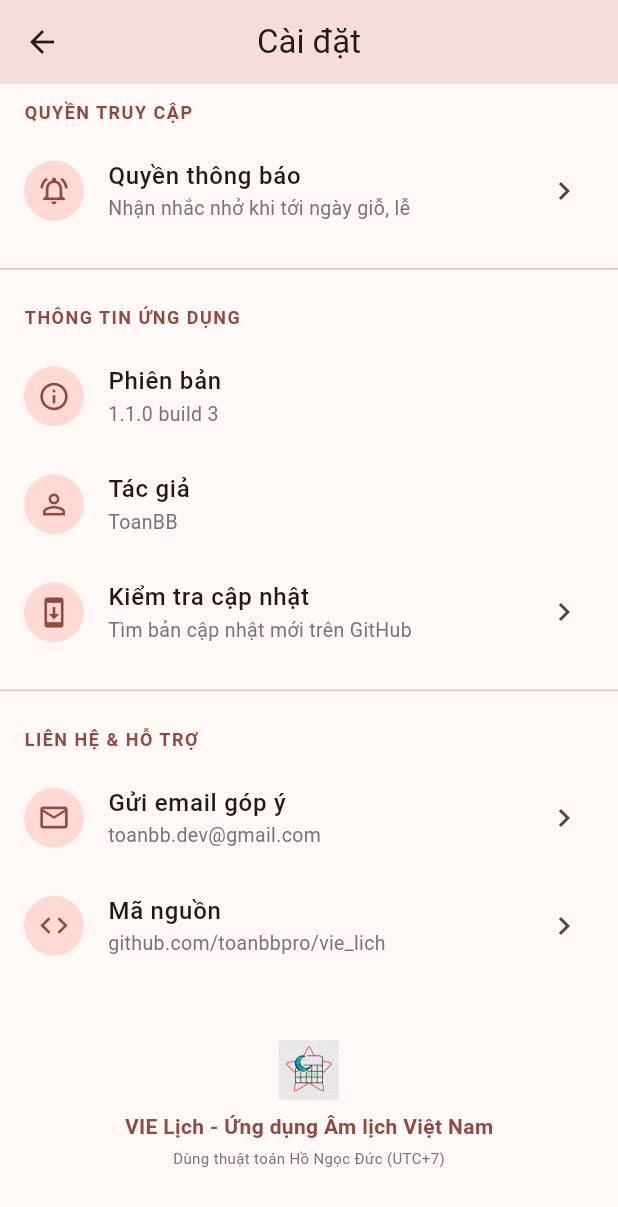
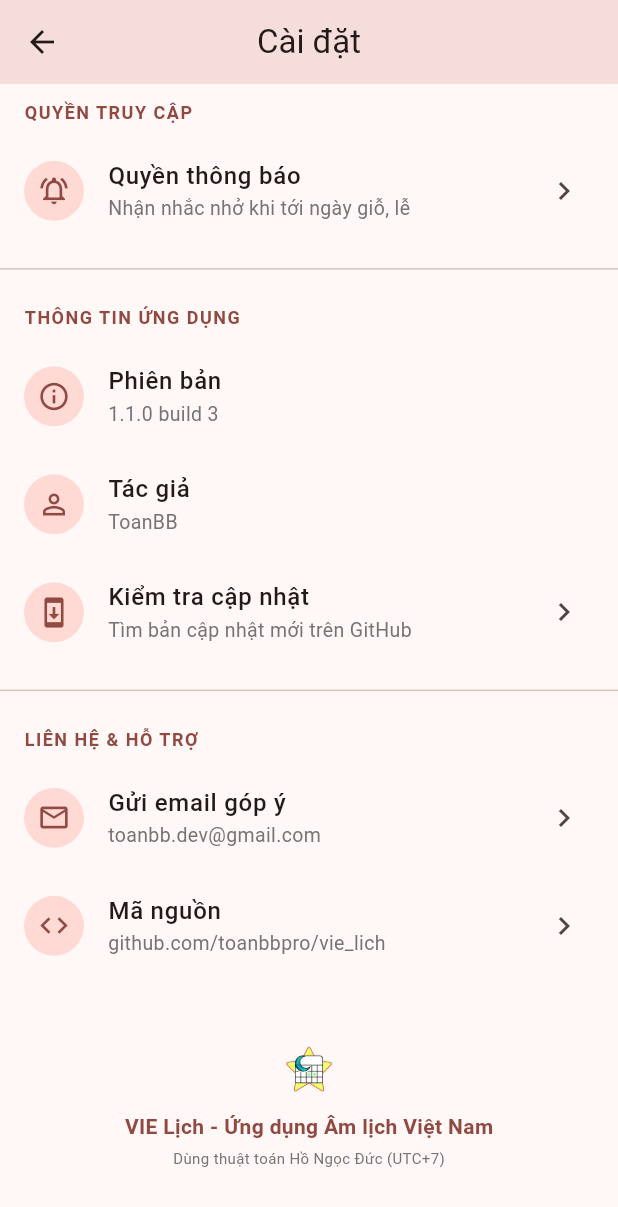
Before and after one commit to toanbbpro/vie_lich, a Flutter app: the CaiDatScreen screen opened directly, scrolled down 320 dp, on a phone screen of 412 x 824 dp. Shown: the top 1207 px of the screen. Run offline on Flutter 3.47's test engine with Material 3 defaults, Android fonts, the phone set to English and light mode, and no system bars; our stand-ins replace audioplayers, dio, file_picker, flutter_local_notifications, hive_ce, hive_ce_flutter and 5 more; missing offline and left inert: add_2_calendar, android_alarm_manager_plus, tyme; accounts and stored records are empty; network calls fail.

Commit message:
Update icon image

```diff
--- a/lib/screens/cai_dat_screen.dart
+++ b/lib/screens/cai_dat_screen.dart
@@ -438,7 +438,7 @@
               child: Column(
                 children: [
                   Image.asset(
-                    'assets/icon/vie_lich_logo_v1.png',
+                    'assets/icon/vie_lich_logo.png',
                     width: 40,
                     height: 40,
                   ),
--- a/pubspec.yaml
+++ b/pubspec.yaml
@@ -69,8 +69,8 @@
 flutter_launcher_icons:
   android: "launcher_icon"
   ios: true
-  image_path: "assets/icon/vie_lich_logo_v1.png"
+  image_path: "assets/icon/vie_lich_logo.png"
 
   # Cấu hình chuẩn cho Adaptive Icon trên Android 8.0+
   adaptive_icon_background: "#FFFFFF" # Có thể thay bằng mã màu hex của bạn
-  adaptive_icon_foreground: "assets/icon/vie_lich_logo_v1.png"
+  adaptive_icon_foreground: "assets/icon/vie_lich_logo.png"
```
Also changed, not shown: assets/icon/vie_lich_logo.png (added), assets/icon/vie_lich_logo_v1.png (deleted), 32 other files.
